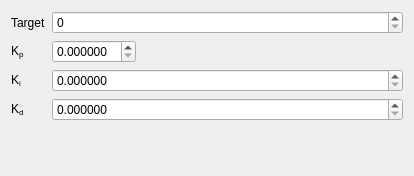
Before: the Qt Designer form src/util/FormPID.ui in lcnsqr/neblinux, drawn with Qt 5.
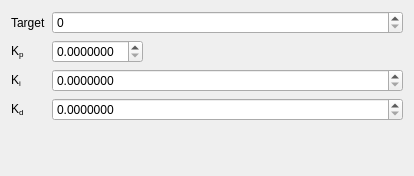
After: the same form once the commit is applied.

Commit message: Mais casas decimais em cPID

Patch:
```diff
--- a/src/util/FormPID.ui
+++ b/src/util/FormPID.ui
@@ -86,7 +86,7 @@
       </size>
      </property>
      <property name="decimals">
-      <number>6</number>
+      <number>7</number>
      </property>
      <property name="singleStep">
       <double>0.010000000000000</double>
@@ -112,7 +112,7 @@
       <enum>QAbstractSpinBox::UpDownArrows</enum>
      </property>
      <property name="decimals">
-      <number>6</number>
+      <number>7</number>
      </property>
      <property name="singleStep">
       <double>0.000001000000000</double>
@@ -135,7 +135,7 @@
       </size>
      </property>
      <property name="decimals">
-      <number>6</number>
+      <number>7</number>
      </property>
      <property name="singleStep">
       <double>0.010000000000000</double>
```
